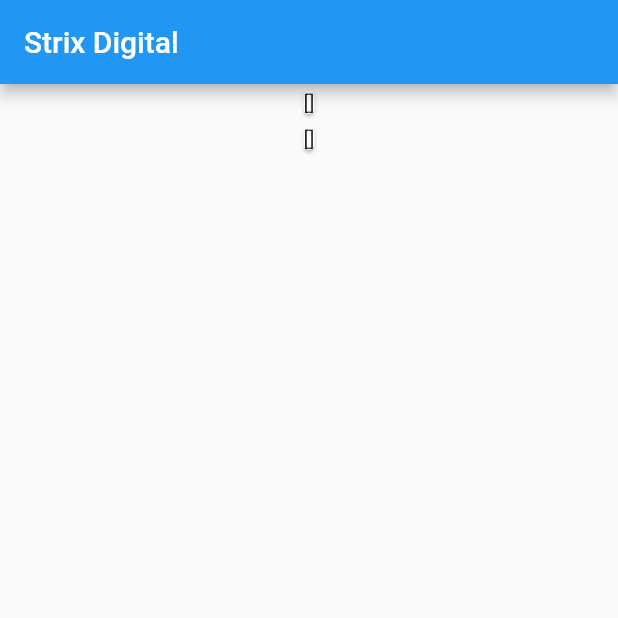
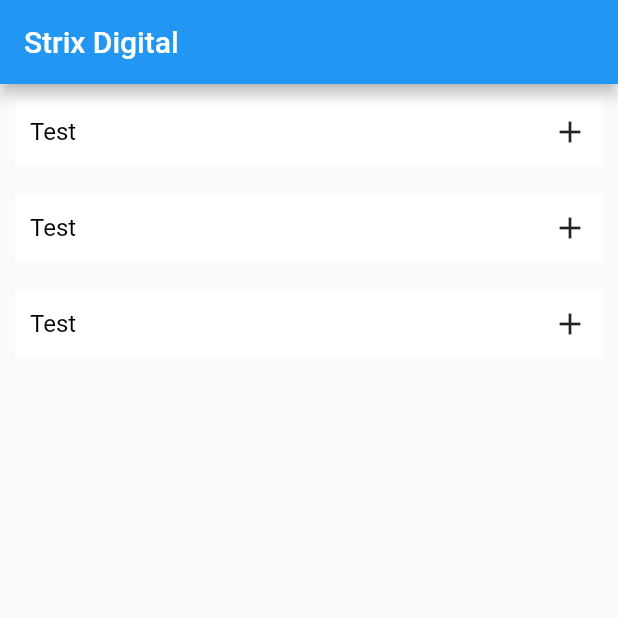
Before and after one commit to digitalstrix/test, a Flutter app: the screen it shows after launch, on a phone screen of 412 x 824 dp, the top half of it. Run offline on Flutter 3.47's test engine with Material 2 defaults, Android fonts, the phone set to English and light mode, and no system bars; drawn by our look-alikes of getwidget.

Commit message:
Accord Get Widget

```diff
--- /dev/null
+++ b/lib/app_screen/accord_screen.dart
@@ -0,0 +1,44 @@
+import 'package:flutter/material.dart';
+import 'package:getwidget/getwidget.dart';
+
+class MyAccord extends StatelessWidget {
+  const MyAccord({super.key});
+
+  @override
+  Widget build(BuildContext context) {
+    return Scaffold(
+      appBar: AppBar(
+        title: Text('Strix Digital'),
+      ),
+      body: Container(
+        child: Container(
+          child: Column(
+            children: <Widget>[
+              GFAccordion(
+                collapsedIcon: Icon(Icons.add),
+                expandedIcon: Icon(Icons.remove),
+                title: "Test",
+                content:
+                    "Alternatively, your editor might support pub getor flutter pub get. Check the docs for your editor to learn more.",
+              ),
+              GFAccordion(
+                collapsedIcon: Icon(Icons.add),
+                expandedIcon: Icon(Icons.remove),
+                title: "Test",
+                content:
+                    "Alternatively, your editor might support pub getor flutter pub get. Check the docs for your editor to learn more.",
+              ),
+              GFAccordion(
+                collapsedIcon: Icon(Icons.add),
+                expandedIcon: Icon(Icons.remove),
+                title: "Test",
+                content:
+                    "Alternatively, your editor might support pub getor flutter pub get. Check the docs for your editor to learn more.",
+              ),
+            ],
+          ),
+        ),
+      ),
+    );
+  }
+}
--- a/lib/main.dart
+++ b/lib/main.dart
@@ -1,4 +1,5 @@
 import 'dart:async';
+import 'package:app/app_screen/accord_screen.dart';
 import 'package:app/app_screen/bottom_bar.dart';
 import 'package:app/app_screen/detail_page.dart';
 import 'package:app/app_screen/drawer.dart';
@@ -12,6 +13,7 @@ import 'package:app/code/drawer.dart';
 import 'package:flutter/material.dart';
 import 'package:http/http.dart' as http;
 import 'dart:convert';
+import 'package:getwidget/getwidget.dart';
 
 void main() {
   runApp(new HomeScreen());
@@ -21,6 +23,8 @@ class HomeScreen extends StatelessWidget {
   @override
   Widget build(BuildContext context) {
     return MaterialApp(
-        debugShowCheckedModeBanner: false, title: "Strix Test", home: MyApi());
+        debugShowCheckedModeBanner: false,
+        title: "Strix Test",
+        home: MyAccord());
   }
 }
--- a/pubspec.yaml
+++ b/pubspec.yaml
@@ -37,6 +37,7 @@ dependencies:
   # Use with the CupertinoIcons class for iOS style icons.
   cupertino_icons: ^1.0.2
   http:
+  getwidget: ^2.0.4
 
 dev_dependencies:
   flutter_test:
```
Also changed, not shown: pubspec.lock.
